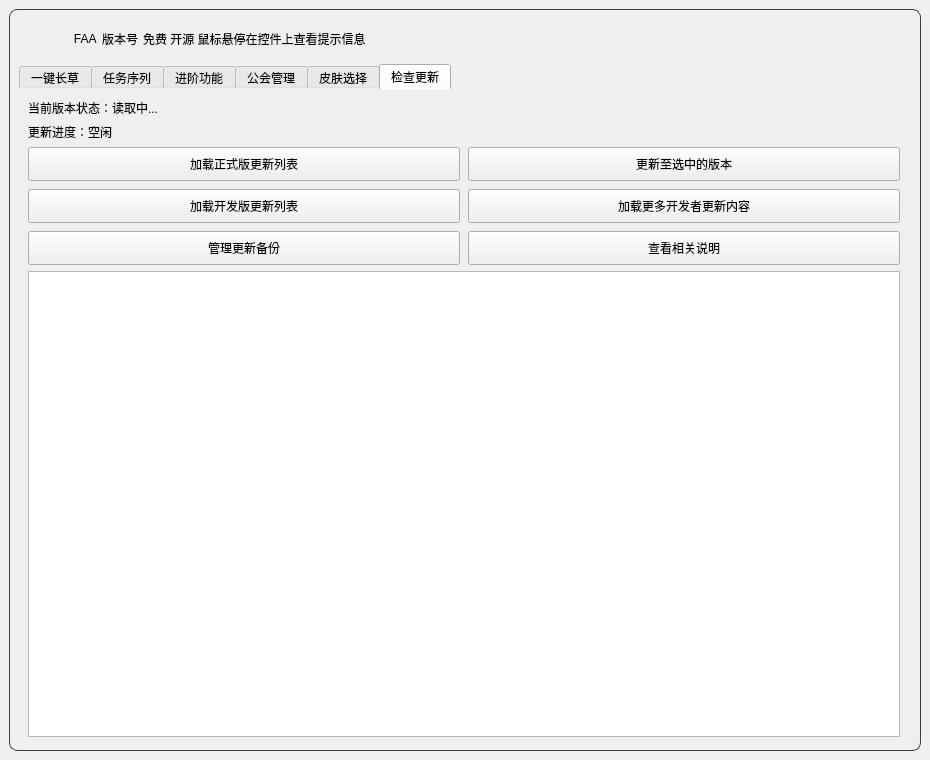
Old version of the form resource/ui/FAA_3.0.ui in the repository StareAbyss/FoodsVsMiceAutoAssistant.
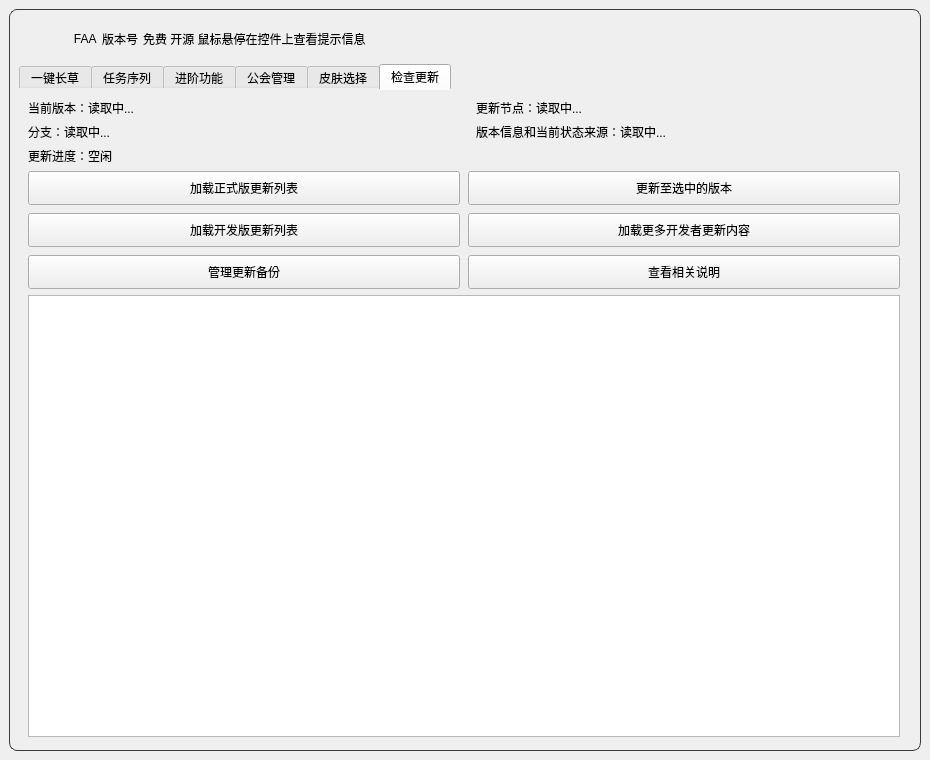
New version of the form. The open tabs and pages were chosen to show the change. Icons and pictures are not drawn. Custom widgets are drawn as their Qt base class.

Commit message: perf(热更新): 优化版本状态展示与打包记录

Diff of the .ui file:
```diff
--- a/resource/ui/FAA_3.0.ui
+++ b/resource/ui/FAA_3.0.ui
@@ -7227,14 +7227,66 @@
            <item>
             <layout class="QVBoxLayout" name="UpdateLayout">
              <item>
-              <widget class="QLabel" name="UpdateStateLabel">
-               <property name="text">
-                <string>当前版本状态：读取中...</string>
+              <layout class="QGridLayout" name="UpdateStateGridLayout">
+               <property name="horizontalSpacing">
+                <number>24</number>
                </property>
-               <property name="wordWrap">
-                <bool>true</bool>
+               <property name="verticalSpacing">
+                <number>6</number>
                </property>
-              </widget>
+               <item row="0" column="0">
+                <widget class="QLabel" name="UpdateVersionInfoLabel">
+                 <property name="text">
+                  <string>当前版本：读取中...</string>
+                 </property>
+                 <property name="alignment">
+                  <set>Qt::AlignLeading|Qt::AlignLeft|Qt::AlignTop</set>
+                 </property>
+                 <property name="wordWrap">
+                  <bool>true</bool>
+                 </property>
+                </widget>
+               </item>
+               <item row="0" column="1">
+                <widget class="QLabel" name="UpdateNodeInfoLabel">
+                 <property name="text">
+                  <string>更新节点：读取中...</string>
+                 </property>
+                 <property name="alignment">
+                  <set>Qt::AlignLeading|Qt::AlignLeft|Qt::AlignTop</set>
+                 </property>
+                 <property name="wordWrap">
+                  <bool>true</bool>
+                 </property>
+                </widget>
+               </item>
+               <item row="1" column="0">
+                <widget class="QLabel" name="UpdateBranchInfoLabel">
+                 <property name="text">
+                  <string>分支：读取中...</string>
+                 </property>
+                 <property name="alignment">
+                  <set>Qt::AlignLeading|Qt::AlignLeft|Qt::AlignTop</set>
+                 </property>
+                 <property name="wordWrap">
+                  <bool>true</bool>
+                 </property>
+                </widget>
+               </item>
+               <item row="1" column="1">
+                <widget class="QLabel" name="UpdateSourceInfoLabel">
+                 <property name="text">
+                  <string>版本信息和当前状态来源：读取中...</string>
+                 </property>
+                 <property name="alignment">
+                  <set>Qt::AlignLeading|Qt::AlignLeft|Qt::AlignTop</set>
+                 </property>
+                 <property name="wordWrap">
+                  <bool>true</bool>
+                 </property>
+                </widget>
+               </item>
+              </layout>
              </item>
              <item>
               <widget class="QLabel" name="UpdateProgressLabel">
```
The commit also changes 2 other files.
